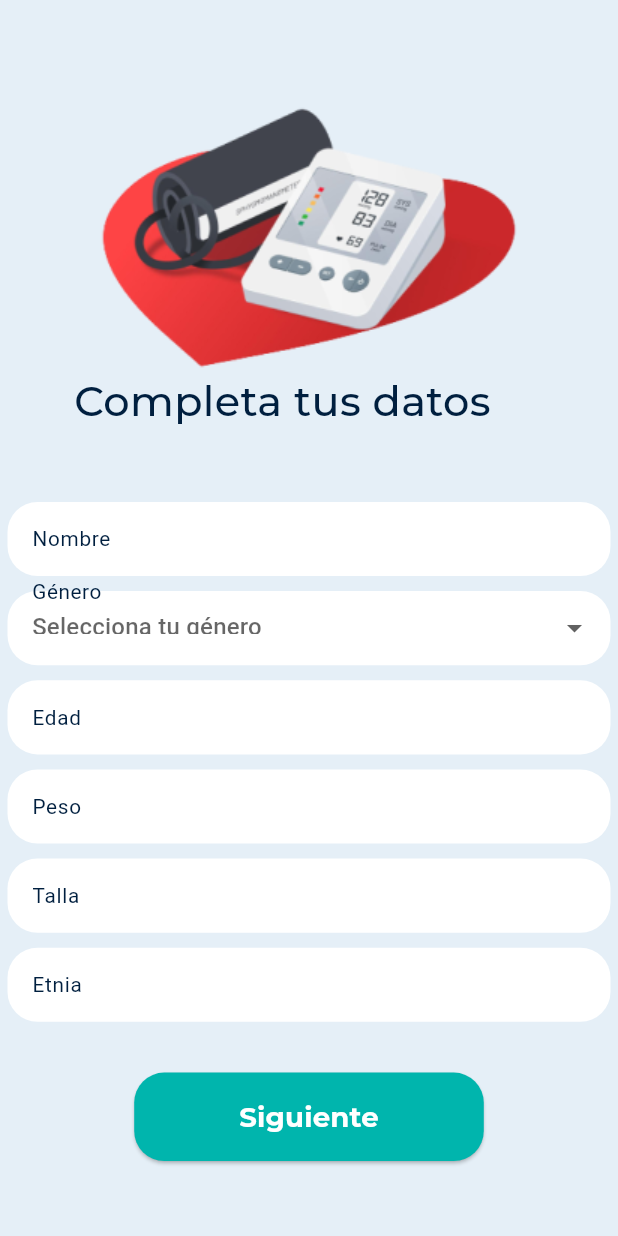
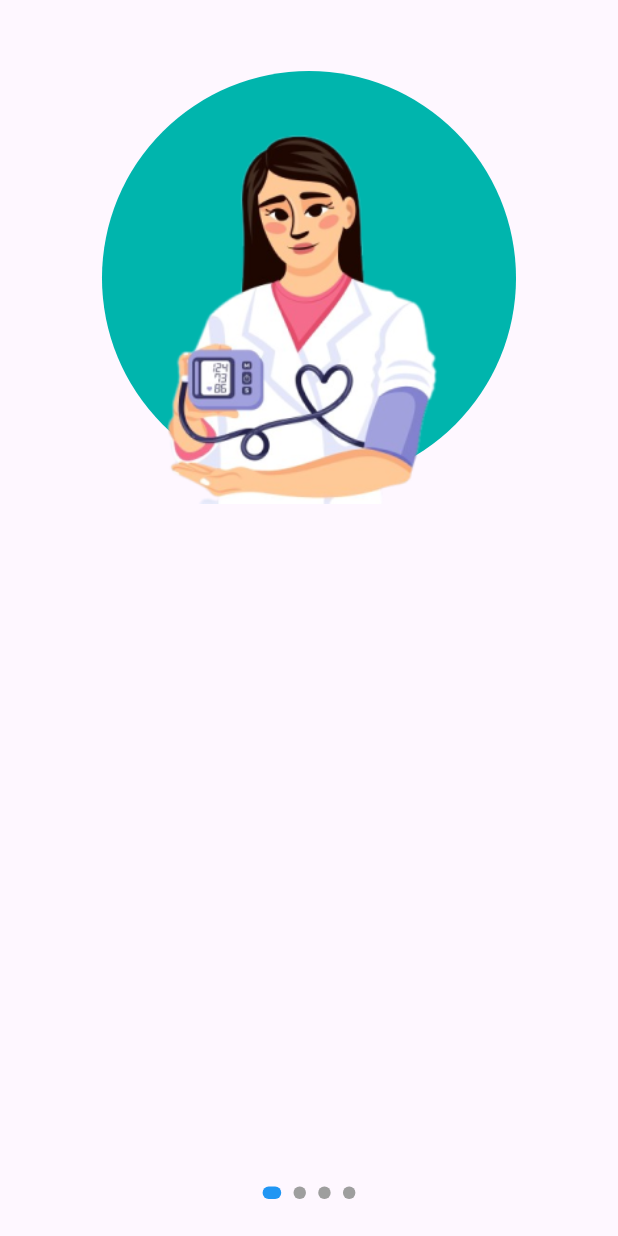
Before and after one commit to Elmanutp92/vitalPulse, a Flutter app: the DataPage screen opened directly, after a tap on "Siguiente", on a phone screen of 412 x 824 dp. Run offline on Flutter 3.47's test engine with Material 3 defaults, Android fonts, the light colour scheme and no system bars; our stand-ins replace google_fonts.

Commit message:
recomendations

```diff
--- a/lib/pages/data_page.dart
+++ b/lib/pages/data_page.dart
@@ -1,8 +1,8 @@
 import 'package:flutter/material.dart';
 import 'package:google_fonts/google_fonts.dart';
+import 'package:vital_pulse/pages/recomendation_page.dart';
 import 'package:vital_pulse/styles/colors.dart';
 import 'package:vital_pulse/styles/responsive_size.dart';
-import 'package:vital_pulse/widgets/text_form_field.dart';
 import 'package:vital_pulse/widgets/text_form_field2.dart';
 import 'package:vital_pulse/widgets/text_form_field_options.dart';
 
@@ -31,8 +31,7 @@ class _DataPageState extends State<DataPage> {
               children: [
                 Column(
                   children: [
-                    Center(
-                      child: Stack(children: [
+                    Stack(children: [
                       Image(
                         width: dw * 1,
                         height: dh * 0.4,
@@ -40,7 +39,7 @@ class _DataPageState extends State<DataPage> {
                       ),
                       Positioned(
                         top: dh * 0.3,
-                          left: dw * 0.12,
+                        left: dw * 0.18,
                         child: Text(
                           'Completa tus datos',
                           style: GoogleFonts.montserrat(
@@ -50,7 +49,6 @@ class _DataPageState extends State<DataPage> {
                         ),
                       ),
                     ]),
-                    ),
                     Form(
                         child: Column(
                       children: [
@@ -62,6 +60,8 @@ class _DataPageState extends State<DataPage> {
                             obscureText: false,
                             isPassword: false),
                         TextFormFieldOptions(
+                          options: const ['Masculino', 'Femenino', 'Otro'],
+                          font: 0.015,
                           height: 0.06,
                           labelText: 'Género',
                           hintText: 'Selecciona tu género',
@@ -88,14 +88,14 @@ class _DataPageState extends State<DataPage> {
                             hintText: 'Ingresa tu estatura',
                             obscureText: false,
                             isPassword: false),
-                        TextFormFieldApp2(
+                        TextFormFieldOptions(
+                          options: const ['Latino', 'Raizal', 'Afro', 'Indigena', 'Otro'],
                             font: 0.015,
                             height: 0.06,
                             labelText: 'Etnia',
                             hintText: 'Ingresa tu etnia',
-                            obscureText: false,
-                            isPassword: false),
-                      ],
+
+                        )],
                     )),
                     SizedBox(
                       height: dh * 0.035,
@@ -110,11 +110,11 @@ class _DataPageState extends State<DataPage> {
                               vertical: dh * 0.02, horizontal: dw * 0.17),
                         ),
                         onPressed: () {
-                         /* Navigator.push(
+                          Navigator.push(
                             context,
                             MaterialPageRoute(
-                                builder: (context) => const DataPage()),
-                          );*/
+                                builder: (context) =>  RecommendationPage()),
+                          );
 
 
                         },
--- /dev/null
+++ b/lib/pages/recomendation_page.dart
@@ -0,0 +1,117 @@
+import 'package:flutter/material.dart';
+import 'package:vital_pulse/styles/responsive_size.dart';
+import 'package:vital_pulse/widgets/widgets_recomendations/recomendation1.dart';
+import 'package:vital_pulse/widgets/widgets_recomendations/recomendation2.dart';
+import 'package:vital_pulse/widgets/widgets_recomendations/recomendation3.dart';
+import 'package:vital_pulse/widgets/widgets_recomendations/recomendation4.dart';
+
+
+
+class RecommendationPage extends StatefulWidget {
+
+
+   const RecommendationPage({super.key});
+
+  @override
+  State<RecommendationPage> createState() => _RecommendationPageState();
+}
+
+class _RecommendationPageState extends State<RecommendationPage> {
+
+  final List<Widget> recommendations = [
+   const Recomendation1(),
+   const Recomendation2(),
+   const Recomendation3(),
+   const Recomendation4(),
+  ];
+
+  @override
+  Widget build(BuildContext context) {
+
+    return Scaffold(
+
+      body: RecommendationCarousel(recommendations),
+    );
+  }
+}
+
+class RecommendationCarousel extends StatefulWidget {
+  final List<Widget> recommendations;
+
+  const RecommendationCarousel(this.recommendations, {super.key});
+
+  @override
+  _RecommendationCarouselState createState() => _RecommendationCarouselState();
+}
+
+class _RecommendationCarouselState extends State<RecommendationCarousel> {
+  final PageController _pageController = PageController();
+  int _currentPage = 0;
+
+  @override
+  void initState() {
+    super.initState();
+    _pageController.addListener(() {
+      setState(() {
+        _currentPage = _pageController.page!.round();
+      });
+    });
+  }
+
+  @override
+  Widget build(BuildContext context) {
+    Responsive responsive = Responsive(context);
+    //double dw = responsive.width;
+    double dh = responsive.height;
+    //double dg = responsive.diagonal;
+    return Column(
+      crossAxisAlignment: CrossAxisAlignment.start,
+      children: [
+        Expanded(
+          child: PageView.builder(
+            controller: _pageController,
+            itemCount: widget.recommendations.length,
+            itemBuilder: (BuildContext context, int index) {
+              return RecommendationCard(widget.recommendations[index]);
+            },
+          ),
+        ),
+         SizedBox(height: dh * 0.01 ),
+        Row(
+          mainAxisAlignment: MainAxisAlignment.center,
+          children: List.generate(
+            widget.recommendations.length,
+            (index) => _buildPageIndicator(index),
+          ),
+        ),
+      ],
+    );
+  }
+
+  Widget _buildPageIndicator(int pageIndex) {
+    Responsive responsive = Responsive(context);
+    double dw = responsive.width;
+    double dh = responsive.height;
+    //double dg = responsive.diagonal;
+    return Container(
+      margin:  EdgeInsets.only(right: dw * 0.01, left: dw * 0.01, top: dh * 0.01, bottom: dh * 0.03),
+      width: pageIndex == _currentPage ? dw * 0.03 : dw * 0.02,
+      height: dh * 0.01,
+      decoration: BoxDecoration(
+        color: pageIndex == _currentPage ? Colors.blue : Colors.grey,
+        borderRadius: BorderRadius.circular(4),
+      ),
+    );
+  }
+}
+
+class RecommendationCard extends StatelessWidget {
+  final Widget recommendation;
+
+  const RecommendationCard(this.recommendation, {super.key});
+
+  @override
+  Widget build(BuildContext context) {
+    return recommendation;
+  }
+}
--- a/lib/widgets/text_form_field_options.dart
+++ b/lib/widgets/text_form_field_options.dart
@@ -2,16 +2,21 @@ import 'package:flutter/material.dart';
 import 'package:vital_pulse/styles/colors.dart';
 import 'package:vital_pulse/styles/responsive_size.dart';
 
+// ignore: must_be_immutable
 class TextFormFieldOptions extends StatefulWidget {
   final String? labelText;
   final String? hintText;
   double? height;
+  double? font;
+  List<String>? options;
 
    TextFormFieldOptions({
     super.key,
     this.labelText,
     this.hintText,
     this.height,
+    this.font,
+    this.options,
   });
 
   @override
@@ -20,7 +25,7 @@ class TextFormFieldOptions extends StatefulWidget {
 
 class _TextFormFieldOptionsState extends State<TextFormFieldOptions> {
   String? selectedOption;
-  final List<String> genero = ['Masculino', 'Femenino', 'Otro'];
+ // final List<String> genero = ['Masculino', 'Femenino', 'Otro'];
 
   @override
   Widget build(BuildContext context) {
@@ -35,7 +40,7 @@ class _TextFormFieldOptionsState extends State<TextFormFieldOptions> {
 
       child: DropdownButtonFormField<String>(
         value: selectedOption, // Valor seleccionado
-        items: genero.map((String option) {
+        items: widget.options!.map((String option) {
           return DropdownMenuItem<String>(
             value: option,
             child: Text(option),
@@ -63,7 +68,7 @@ class _TextFormFieldOptionsState extends State<TextFormFieldOptions> {
               ),
           labelStyle: TextStyle(
             color: azulMarino,
-            fontSize: dg * 0.02, // Ajusta el tamaño de la etiqueta
+            fontSize: dg * widget.font!.toDouble(), // Ajusta el tamaño de la etiqueta
             // Puedes ajustar el peso de la etiqueta
           ),
         ),
--- /dev/null
+++ b/lib/widgets/widgets_recomendations/recomendation1.dart
@@ -0,0 +1,49 @@
+import 'package:flutter/material.dart';
+import 'package:vital_pulse/styles/colors.dart';
+import 'package:vital_pulse/styles/responsive_size.dart';
+
+class Recomendation1 extends StatefulWidget {
+  const Recomendation1({super.key});
+
+  @override
+  State<Recomendation1> createState() => _Recomendation1State();
+}
+
+class _Recomendation1State extends State<Recomendation1> {
+  @override
+  Widget build(BuildContext context) {
+    Responsive responsive = Responsive(context);
+    double dw = responsive.width;
+    double dh = responsive.height;
+    double dg = responsive.diagonal;
+    return Scaffold(
+      body: Container(
+        //color: Colors.amber,
+        width: dw,
+        height: dh * 0.45,
+        margin: EdgeInsets.zero,
+        child: Stack(children: [
+          Center(
+            child: Container(
+              width: dw * 0.67,
+              height: dh * 0.67,
+              decoration: const BoxDecoration(
+                shape: BoxShape.circle,
+                color: azulTuquesa,
+              ),
+              ),
+          ),
+          Positioned(
+            left: dw * 0.23,
+            child: Image.asset(
+              'assets/logoRecomendation1.png',
+              width: dw * 0.5,
+              height: dh * 0.5,
+
+            ),
+          ),
+        ]),
+      ),
+    );
+  }
+}
--- /dev/null
+++ b/lib/widgets/widgets_recomendations/recomendation2.dart
@@ -0,0 +1,19 @@
+import 'package:flutter/material.dart';
+
+class Recomendation2 extends StatefulWidget {
+  const Recomendation2({super.key});
+
+  @override
+  State<Recomendation2> createState() => _Recomendation2State();
+}
+
+class _Recomendation2State extends State<Recomendation2> {
+  @override
+  Widget build(BuildContext context) {
+    return const Scaffold(
+      body: Center(
+        child: Text('Recomendation 2'),
+      ),
+    );
+  }
+}
--- /dev/null
+++ b/lib/widgets/widgets_recomendations/recomendation3.dart
@@ -0,0 +1,19 @@
+import 'package:flutter/material.dart';
+
+class Recomendation3 extends StatefulWidget {
+  const Recomendation3({super.key});
+
+  @override
+  State<Recomendation3> createState() => _Recomendation3State();
+}
+
+class _Recomendation3State extends State<Recomendation3> {
+  @override
+  Widget build(BuildContext context) {
+    return const Scaffold(
+      body: Center(
+        child: Text('Recomendation 3'),
+      ),
+    );
+  }
+}
--- /dev/null
+++ b/lib/widgets/widgets_recomendations/recomendation4.dart
@@ -0,0 +1,19 @@
+import 'package:flutter/material.dart';
+
+class Recomendation4 extends StatefulWidget {
+  const Recomendation4({super.key});
+
+  @override
+  State<Recomendation4> createState() => _Recomendation4State();
+}
+
+class _Recomendation4State extends State<Recomendation4> {
+  @override
+  Widget build(BuildContext context) {
+    return const Scaffold(
+      body: Center(
+        child: Text('Recomendation 4'),
+      ),
+    );
+  }
+}
--- a/pubspec.yaml
+++ b/pubspec.yaml
@@ -63,6 +63,7 @@ flutter:
   # To add assets to your application, add an assets section, like this:
   assets:
     - assets/logoVitalPulse.png
+    - assets/logoRecomendation1.png
     - assets/logoDataPage.png
     - assets/icons/visivility_off.svg
     - assets/icons/visivility.svg
```
Also changed, not shown: assets/logoRecomendation1.png (added). Lines whose indentation alone changed are shown as unchanged.
